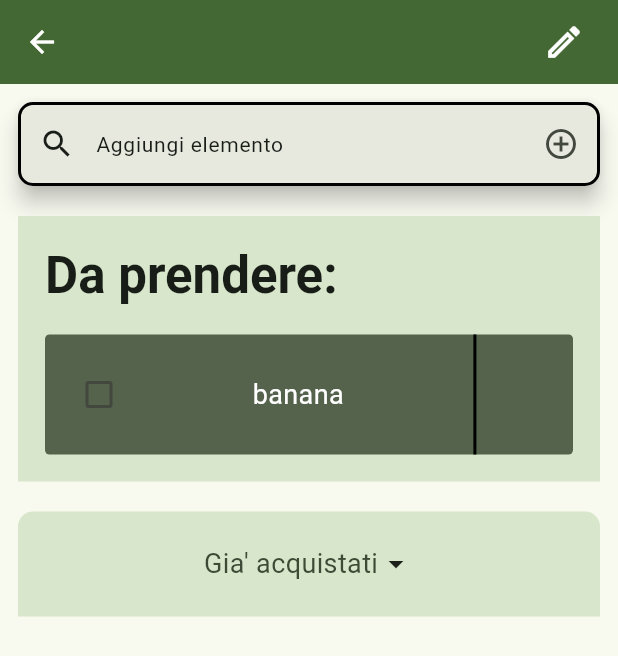
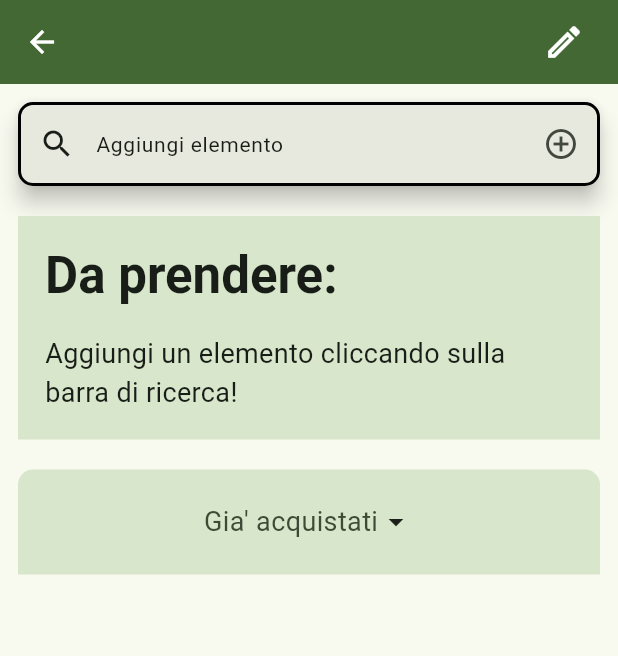
Before and after one commit to E-d-o/FoodPlan, a Flutter app: the screen it shows after launch, after a tap on "Supermercato", on a phone screen of 412 x 824 dp. Shown: the top 656 px of the screen. Run offline on Flutter 3.47's test engine with Material 3 defaults, Android fonts, the phone set to English and light mode, and no system bars; our stand-ins replace hive, hive_flutter, image_picker; accounts and stored records are empty; generated files the repository leaves out were written again.

Commit message:
default behavior when list has no item

```diff
--- a/lib/components/needed_items.dart
+++ b/lib/components/needed_items.dart
@@ -1,4 +1,5 @@
 import 'package:flutter/material.dart';
+import 'package:foodplan/components/list_item.dart';
 import 'package:foodplan/managers/single_list_manager.dart';
 import 'package:provider/provider.dart';
 
@@ -25,9 +26,38 @@ class NeededItems extends StatelessWidget {
               ),
             ],
           ),
-          Column(spacing: 10, children: [...itemsList]),
+          ItemsList(itemsList: itemsList),
         ],
       ),
     );
   }
 }
+
+class ItemsList extends StatelessWidget {
+  const ItemsList({super.key, required this.itemsList});
+
+  final List<ListItem> itemsList;
+
+  @override
+  Widget build(BuildContext context) {
+    final singleListManager = context.read<SingleListManager>();
+    if (singleListManager.isBoxFirstEmpty) {
+      return Row(
+        children: [
+          Flexible(
+            child: Wrap(
+              children: [
+                Text(
+                  "Aggiungi un elemento cliccando sulla barra di ricerca!",
+                  style: Theme.of(context).textTheme.bodyMedium,
+                ),
+              ],
+            ),
+          ),
+        ],
+      );
+    } else {
+      return Column(spacing: 10, children: [...itemsList]);
+    }
+  }
+}
--- a/lib/managers/single_list_manager.dart
+++ b/lib/managers/single_list_manager.dart
@@ -23,7 +23,7 @@ class SingleListManager extends Editable {
 
   bool _isHomeItemsVisible = true;
   double _paddingHomeItems = 16.0;
-
+  bool isBoxFirstEmpty = true;
   bool get isHomeItemsVisible => _isHomeItemsVisible;
   double get paddingHomeItems => _paddingHomeItems;
   static const int maxSuggestions = 20;
@@ -76,6 +76,8 @@ class SingleListManager extends Editable {
   void boxNotEmptyLoading() {
     homeItemsList.clear();
     requiredItemsList.clear();
+    isBoxFirstEmpty = false;
+
     for (var key in box.keys) {
       SingleListProperties value = box.get(key);
 
@@ -89,15 +91,7 @@ class SingleListManager extends Editable {
     }
   }
 
-  void boxIsEmptyLoading() {
-    // ignore: avoid_print
-    print("box is empty, adding single item");
-    String newid = uuid.v4();
-    ListItem firstItem = ListItem(id: newid);
-
-    requiredItemsList.add(firstItem);
-    _addProperty(newid, "banana", false);
-  }
+  void boxIsEmptyLoading() {}
 
   void notifyProgress() {
     if (onChanged != null) {
@@ -189,7 +183,12 @@ class SingleListManager extends Editable {
     return getProperty(listId, SingleListProperty.isChecked);
   }
 
-  void _addProperty(String listId, String title, bool isChecked) {
+  void _addProperty(
+    String listId,
+    String title,
+    bool isChecked, {
+    String? subtitle,
+  }) {
     box.put(
       listId,
       SingleListProperties(
@@ -198,6 +197,7 @@ class SingleListManager extends Editable {
         isBeingEdited: true,
         priceMeasurementUnit: settingsManager.priceMeasurementUnit,
         quantityMeasurementUnit: "x",
+        subtitle: subtitle,
       ),
     );
 
@@ -207,6 +207,8 @@ class SingleListManager extends Editable {
   void addNewItem(String title) {
     String newid = uuid.v4();
     requiredItemsList.add(ListItem(id: newid));
+    isBoxFirstEmpty = false;
+
     _addProperty(newid, title, false);
 
     notifyProgress();
@@ -218,6 +220,8 @@ class SingleListManager extends Editable {
       String newid = uuid.v4();
       homeItemsList.add(ListItem(id: newid));
       _addProperty(newid, title, true);
+      isBoxFirstEmpty = false;
+
       notifyProgress();
     } else {
       addNewItem(title);
```
